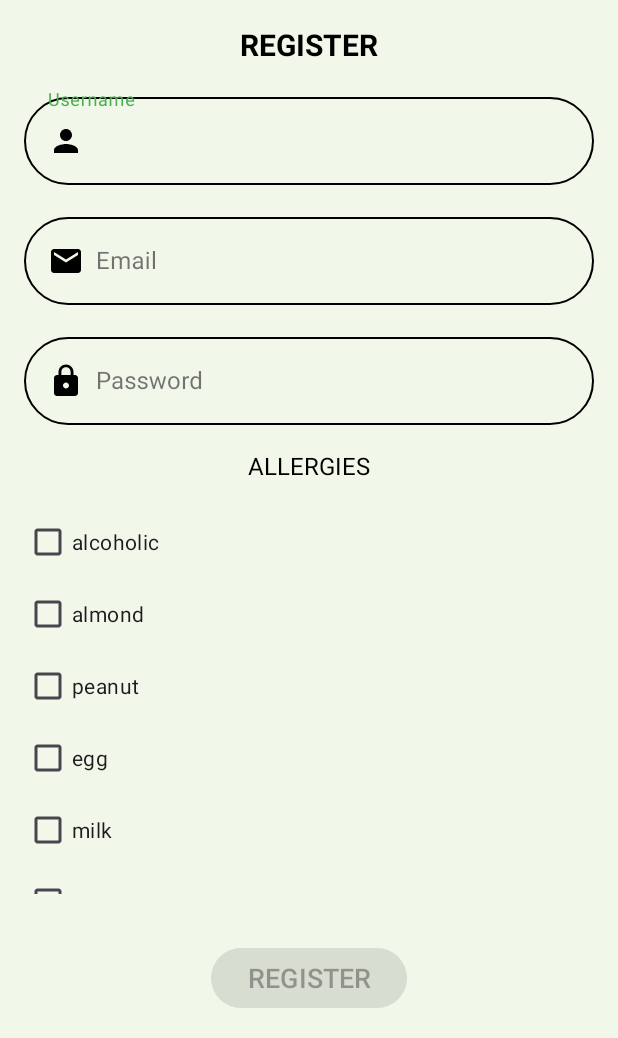
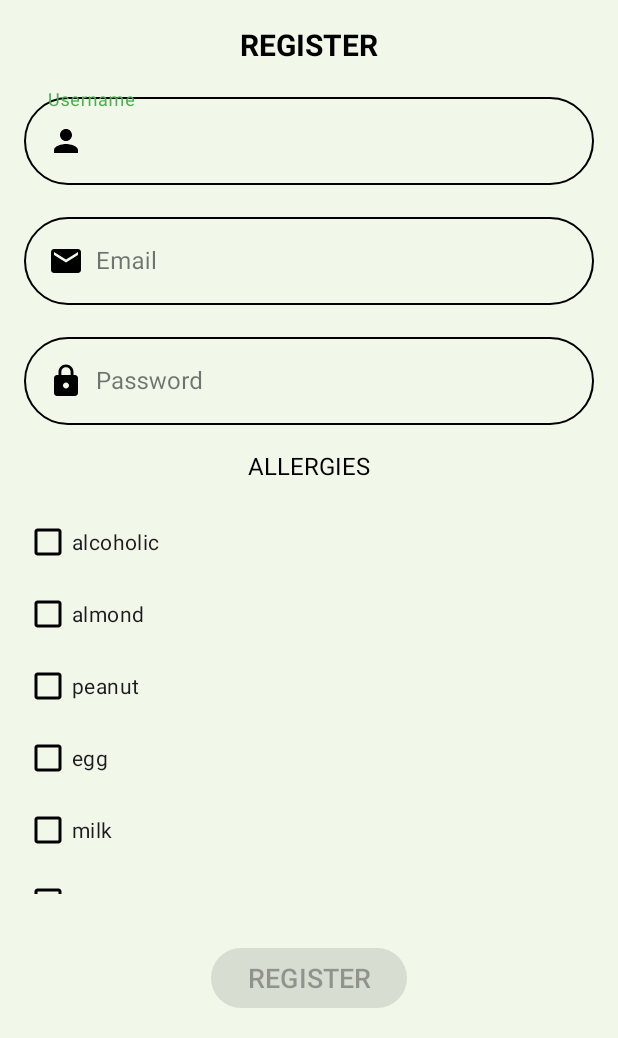
Before and after one commit to quitsv/FreshFuel, an Android app: the screen it shows after launch (RegisterActivity), after a tap on "create new account", on a phone screen of 412 x 824 dp, the part 198-1236 px from its top. Run offline under Robolectric (Android 15) with nearby library versions, the phone set to English and light mode, and no system bars; our stand-ins replace navigation-ui; 1 other tap on this screen came first.

Commit message:
minor theme changes

```diff
--- a/Mobile_Development/app/src/main/res/values/themes.xml
+++ b/Mobile_Development/app/src/main/res/values/themes.xml
@@ -3,6 +3,10 @@
     <style name="Base.Theme.FreshFuel" parent="Theme.Material3.DayNight.NoActionBar">
         <!-- Customize your light theme here. -->
         <item name="colorPrimary">@color/primary</item>
+        <item name="colorOnPrimary">@color/onPrimary</item>
+        <item name="colorSecondaryContainer">@color/primary</item>
+        <item name="colorOnSecondaryContainer">@color/onPrimary</item>
+        <item name="colorOnSurfaceVariant">@color/onSurface</item>
         <item name="android:colorBackground">@color/background</item>
         <item name="colorSurface">@color/surface</item>
         <item name="colorError">@color/error</item>
```
